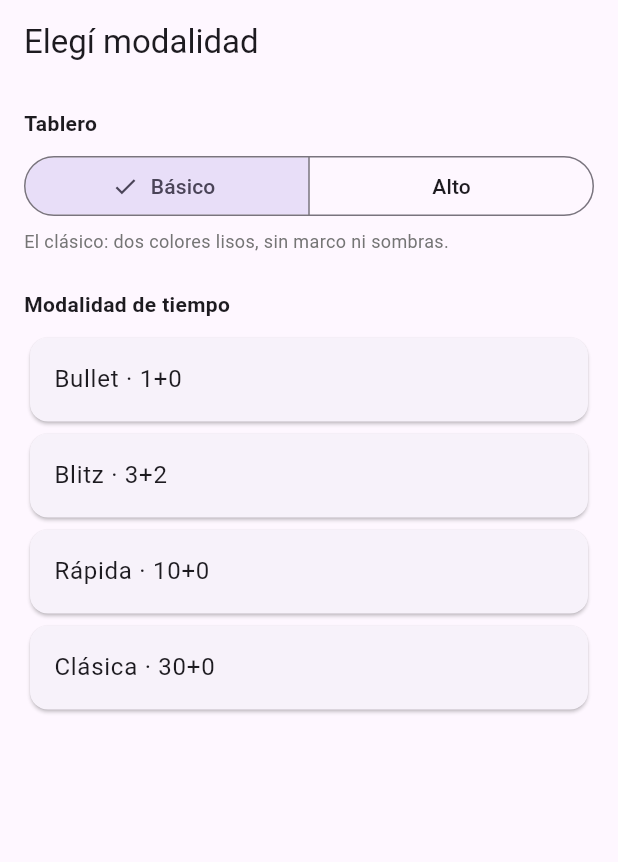
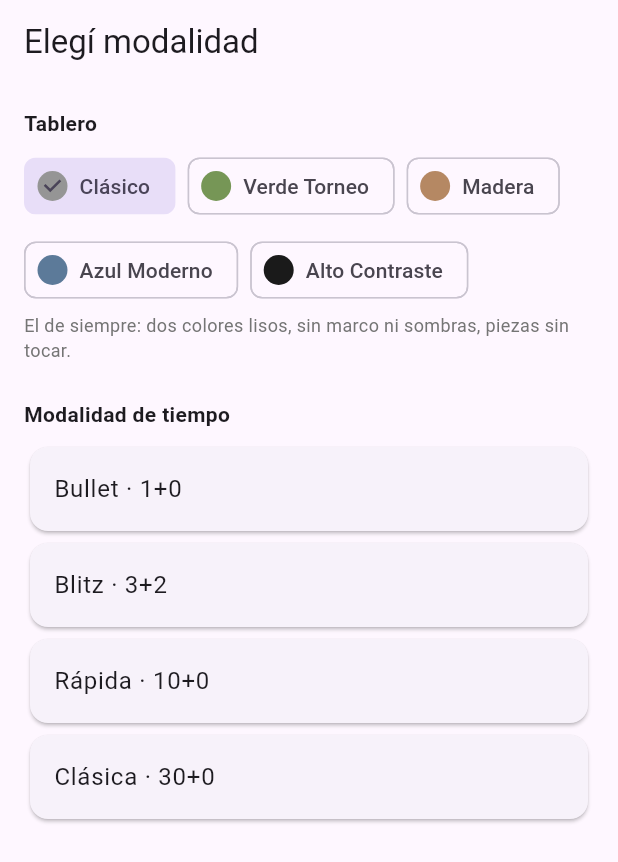
Before and after one commit to adh3us/Chess-in-time, a Flutter app: the screen it shows after launch, on a phone screen of 412 x 824 dp. Shown: the top 862 px of the screen. Run offline on Flutter 3.47's test engine with Material 3 defaults, Android fonts, the phone set to English and light mode, and no system bars.

Commit message:
Fase 4: rediseño completo del tablero, 5 opciones para probar
Por pedido de Lucas de armar varios modelos distintos para comparar.
Se generaliza la técnica de piezas que quedó probada y funcionando
(silueta sólida coloreada de blanco/negro real sobre una placa circular
de fondo) a las 4 opciones nuevas -- Clásico sigue exactamente igual,
con el set Unicode sin tocar, porque nunca fue el problema.

- Clásico: el de siempre, sin cambios.
- Verde Torneo: verde/crema de torneo, esquinas redondeadas.
- Madera (antes "Alto"): degradé cálido, coordenadas a-h/1-8, marco.
- Azul Moderno: paleta fría, casillas redondeadas, look plano.
- Alto Contraste: negro/blanco puro con acento amarillo, pensado para
  máxima visibilidad.

El selector pasa de SegmentedButton a un Wrap de ChoiceChip (con
muestra de color) porque con 5 opciones no entraba bien en pantallas
angostas.

```diff
--- a/chess_in_time/lib/board_theme.dart
+++ b/chess_in_time/lib/board_theme.dart
@@ -2,16 +2,20 @@ import 'package:flutter/material.dart';
 
 /// ---------------------------------------------------------------------------
 /// CHESS IN TIME — Niveles de visualización del tablero
-/// Dos niveles dentro del mismo estilo "liviano" de la Fase 4: sin imágenes,
+/// 5 opciones dentro del mismo estilo "liviano" de la Fase 4: sin imágenes,
 /// sin sprites, sin assets externos — todo resuelto con color/gradiente de
-/// Flutter puro. Ninguno toca la lógica del juego (motor y reglas quedan
-/// exactamente igual), y ninguno toca cómo se dibujan las piezas — eso fue
-/// la fuente de todos los problemas de contraste en el intento anterior con
-/// 3 niveles (Medio se sacó por decisión de Lucas). Alto solo cambia el
-/// tablero: colores, marco y coordenadas.
+/// Flutter puro. Ninguna toca la lógica del juego (motor y reglas quedan
+/// exactamente igual).
+///
+/// Piezas: "Clásico" usa el set Unicode tal cual (♔♕♖♗♘♙ huecas / ♚♛♜♝♞♟
+/// sólidas) sin tocarlo -- nunca fue el problema. Las otras 4 usan la
+/// técnica que sí quedó probada y funcionando (usePieceBadge): silueta
+/// sólida coloreada de blanco/negro de verdad sobre una placa circular de
+/// fondo -- así el contraste queda garantizado en cualquier paleta, sin
+/// depender de la geometría hueca del glifo blanco de Unicode.
 /// ---------------------------------------------------------------------------
 
-enum BoardVisual { basico, alto }
+enum BoardVisual { clasico, verde, madera, azul, contraste }
 
 class BoardThemeConfig {
   final String label;
@@ -24,6 +28,10 @@ class BoardThemeConfig {
   final bool showCoordinates;
   final bool framed;
   final Color frameColor;
+  final double squareCornerRadius;
+  final bool usePieceBadge;
+  final Color whiteBadgeColor;
+  final Color blackBadgeColor;
 
   const BoardThemeConfig({
     required this.label,
@@ -36,19 +44,31 @@ class BoardThemeConfig {
     this.showCoordinates = false,
     this.framed = false,
     this.frameColor = Colors.transparent,
+    this.squareCornerRadius = 0,
+    this.usePieceBadge = false,
+    this.whiteBadgeColor = const Color(0x99000000),
+    this.blackBadgeColor = const Color(0x99FFFFFF),
   });
 }
 
 final Map<BoardVisual, BoardThemeConfig> boardThemes = {
-  BoardVisual.basico: BoardThemeConfig(
-    label: 'Básico',
-    description: 'El clásico: dos colores lisos, sin marco ni sombras.',
-    lightSquare: Colors.grey.shade100,
-    darkSquare: Colors.grey.shade300,
+  BoardVisual.clasico: const BoardThemeConfig(
+    label: 'Clásico',
+    description: 'El de siempre: dos colores lisos, sin marco ni sombras, piezas sin tocar.',
+    lightSquare: Color(0xFFF5F5F5),
+    darkSquare: Color(0xFFE0E0E0),
   ),
-  BoardVisual.alto: BoardThemeConfig(
-    label: 'Alto',
-    description: 'Casillas con degradé cálido, coordenadas a-h/1-8 y marco con relieve.',
+  BoardVisual.verde: BoardThemeConfig(
+    label: 'Verde Torneo',
+    description: 'El verde/crema clásico de torneo, esquinas redondeadas, piezas con placa de contraste.',
+    lightSquare: const Color(0xFFEEEED2),
+    darkSquare: const Color(0xFF769656),
+    squareCornerRadius: 4,
+    usePieceBadge: true,
+  ),
+  BoardVisual.madera: BoardThemeConfig(
+    label: 'Madera',
+    description: 'Degradé cálido de madera, coordenadas a-h/1-8 y marco con relieve.',
     lightSquare: const Color(0xFFF0D9B5),
     darkSquare: const Color(0xFFB58863),
     lightSquareGradient: LinearGradient(
@@ -65,5 +85,38 @@ final Map<BoardVisual, BoardThemeConfig> boardThemes = {
     showCoordinates: true,
     framed: true,
     frameColor: const Color(0xFF5D4630),
+    usePieceBadge: true,
+  ),
+  BoardVisual.azul: BoardThemeConfig(
+    label: 'Azul Moderno',
+    description: 'Paleta fría azul/gris, casillas redondeadas, look plano minimalista.',
+    lightSquare: const Color(0xFFE8EDF2),
+    darkSquare: const Color(0xFF5C7A99),
+    lightSquareGradient: LinearGradient(
+      begin: Alignment.topLeft,
+      end: Alignment.bottomRight,
+      colors: [const Color(0xFFF0F4F8), const Color(0xFFDCE4EC)],
+    ),
+    darkSquareGradient: LinearGradient(
+      begin: Alignment.topLeft,
+      end: Alignment.bottomRight,
+      colors: [const Color(0xFF6B8CAD), const Color(0xFF4A6483)],
+    ),
+    lastMoveHighlight: const Color(0x66FFC107),
+    squareCornerRadius: 8,
+    usePieceBadge: true,
+  ),
+  BoardVisual.contraste: BoardThemeConfig(
+    label: 'Alto Contraste',
+    description: 'Negro/blanco puro con acento amarillo — pensado para máxima visibilidad.',
+    lightSquare: const Color(0xFFFAFAFA),
+    darkSquare: const Color(0xFF1A1A1A),
+    lastMoveHighlight: const Color(0x99FFD600),
+    showCoordinates: true,
+    framed: true,
+    frameColor: const Color(0xFF000000),
+    usePieceBadge: true,
+    whiteBadgeColor: const Color(0xFF000000),
+    blackBadgeColor: const Color(0xFFFFD600),
   ),
 };
--- a/chess_in_time/lib/chess_game_screen.dart
+++ b/chess_in_time/lib/chess_game_screen.dart
@@ -75,27 +75,33 @@ _Material _computeMaterial(LocalChessEngine engine) {
 
 /// Dibuja una pieza en el tablero.
 ///
-/// Básico usa siempre el set clásico tal cual — nunca fue el problema y no
+/// Clásico usa siempre el set Unicode tal cual — nunca fue el problema y no
 /// se toca. La causa real del reclamo de Lucas ("las blancas se ven
 /// transparentes"): el glifo Unicode de pieza blanca (♔♕♖♗♘♙) es un
-/// contorno hueco sin relleno por diseño — en Básico se disimula porque el
-/// fondo es casi blanco, pero en Alto queda expuesto. La solución ahora es
-/// de una sola capa (nada de superponer dos textos, que fue lo que falló
-/// antes por desalineación): en Alto, las blancas usan la silueta sólida
-/// (la misma forma que las negras) coloreada de blanco real, sobre un
-/// círculo oscuro de fondo. Las negras no se tocan en ningún nivel.
-Widget _pieceGlyph(ChessPiece piece, bool solidWhiteOnAlto) {
-  if (piece.color == PieceColor.white && solidWhiteOnAlto) {
-    final glyph = _symbols[PieceColor.black]![piece.type]!; // misma silueta, coloreada de blanco
-    return Container(
-      width: 30,
-      height: 30,
-      alignment: Alignment.center,
-      decoration: BoxDecoration(shape: BoxShape.circle, color: Colors.black.withAlpha(115)),
-      child: Text(glyph, style: const TextStyle(fontSize: 23, color: Colors.white)),
-    );
+/// contorno hueco sin relleno por diseño — en Clásico se disimula porque el
+/// fondo es casi blanco, pero contra una casilla de color queda expuesto.
+///
+/// Los otros 4 temas (theme.usePieceBadge) usan la técnica que quedó
+/// probada y funcionando: silueta sólida (la misma forma para las dos,
+/// ♟♞♝♜♛♚) coloreada de blanco/negro real, sobre una placa circular de
+/// fondo — el contraste queda garantizado sin depender de la geometría
+/// hueca del glifo blanco. Una sola capa de texto, sin superponer dos
+/// (eso fue lo que falló en los intentos anteriores por desalineación).
+Widget _pieceGlyph(ChessPiece piece, BoardThemeConfig theme) {
+  if (!theme.usePieceBadge) {
+    return Text(_symbols[piece.color]![piece.type]!, style: const TextStyle(fontSize: 26));
   }
-  return Text(_symbols[piece.color]![piece.type]!, style: const TextStyle(fontSize: 26));
+  final isWhite = piece.color == PieceColor.white;
+  final glyph = _symbols[PieceColor.black]![piece.type]!; // misma silueta para las dos
+  final fill = isWhite ? Colors.white : const Color(0xFF1A1A1A);
+  final badge = isWhite ? theme.whiteBadgeColor : theme.blackBadgeColor;
+  return Container(
+    width: 30,
+    height: 30,
+    alignment: Alignment.center,
+    decoration: BoxDecoration(shape: BoxShape.circle, color: badge),
+    child: Text(glyph, style: TextStyle(fontSize: 23, color: fill)),
+  );
 }
 
 /// Motivo de cierre que no viene del motor de ajedrez (jaque mate/ahogado/
@@ -120,7 +126,7 @@ class _ChessGameScreenState extends State<ChessGameScreen> {
   Position? _selected;
   List<Move> _legalForSelected = [];
   _ForcedEnd? _forcedEnd;
-  BoardVisual _visual = BoardVisual.basico;
+  BoardVisual _visual = BoardVisual.clasico;
   Move? _lastMove;
 
   @override
@@ -249,6 +255,7 @@ class _ChessGameScreenState extends State<ChessGameScreen> {
     return BoxDecoration(
       color: gradient == null ? color : null,
       gradient: gradient,
+      borderRadius: theme.squareCornerRadius > 0 ? BorderRadius.circular(theme.squareCornerRadius) : null,
       border: isSelected ? Border.all(color: Colors.blueAccent, width: 2) : null,
     );
   }
@@ -292,12 +299,19 @@ class _ChessGameScreenState extends State<ChessGameScreen> {
           children: [
             const Text('Tablero', style: TextStyle(fontWeight: FontWeight.bold)),
             const SizedBox(height: 8),
-            SegmentedButton<BoardVisual>(
-              segments: BoardVisual.values
-                  .map((v) => ButtonSegment(value: v, label: Text(boardThemes[v]!.label)))
-                  .toList(),
-              selected: {_visual},
-              onSelectionChanged: (s) => setState(() => _visual = s.first),
+            Wrap(
+              spacing: 8,
+              runSpacing: 8,
+              children: BoardVisual.values.map((v) {
+                final t = boardThemes[v]!;
+                final selected = _visual == v;
+                return ChoiceChip(
+                  selected: selected,
+                  onSelected: (_) => setState(() => _visual = v),
+                  avatar: CircleAvatar(backgroundColor: t.darkSquare),
+                  label: Text(t.label),
+                );
+              }).toList(),
             ),
             const SizedBox(height: 4),
             Text(
@@ -369,7 +383,7 @@ class _ChessGameScreenState extends State<ChessGameScreen> {
                             Container(decoration: _squareDecoration(r, c, theme, isSelected, isLastMove)),
                             if (isLastMove && theme.lastMoveHighlight != null)
                               Container(color: theme.lastMoveHighlight),
-                            if (piece != null) _pieceGlyph(piece, _visual == BoardVisual.alto),
+                            if (piece != null) _pieceGlyph(piece, theme),
                             if (isTarget)
                               isCapture
                                   ? Container(
```
